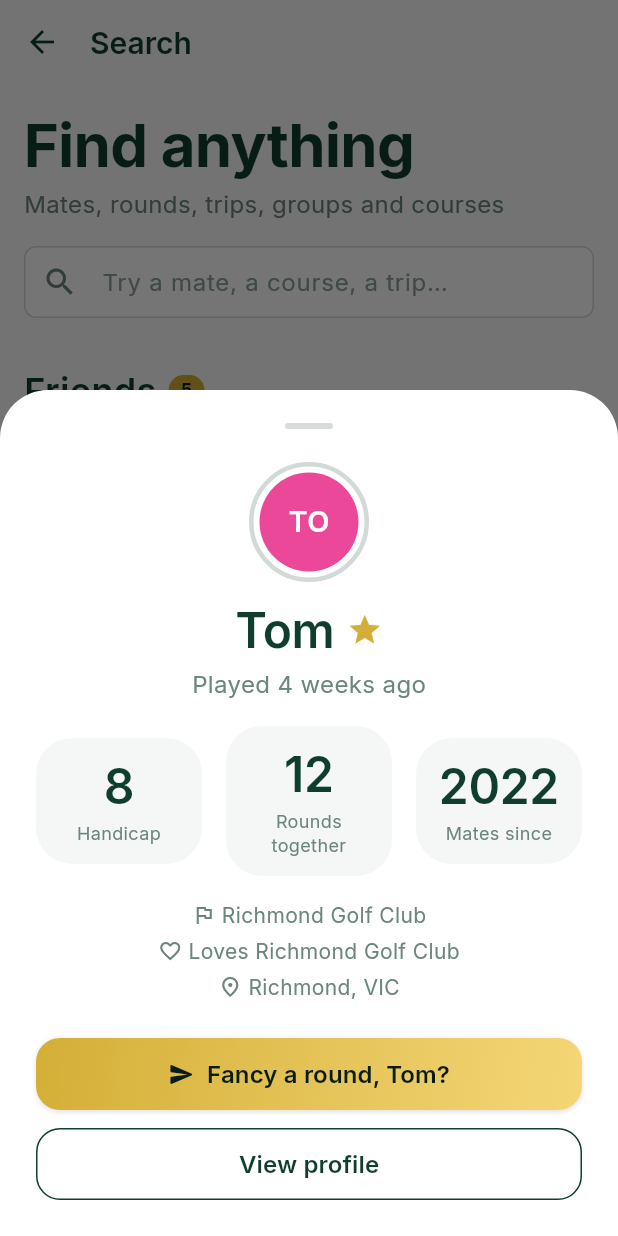
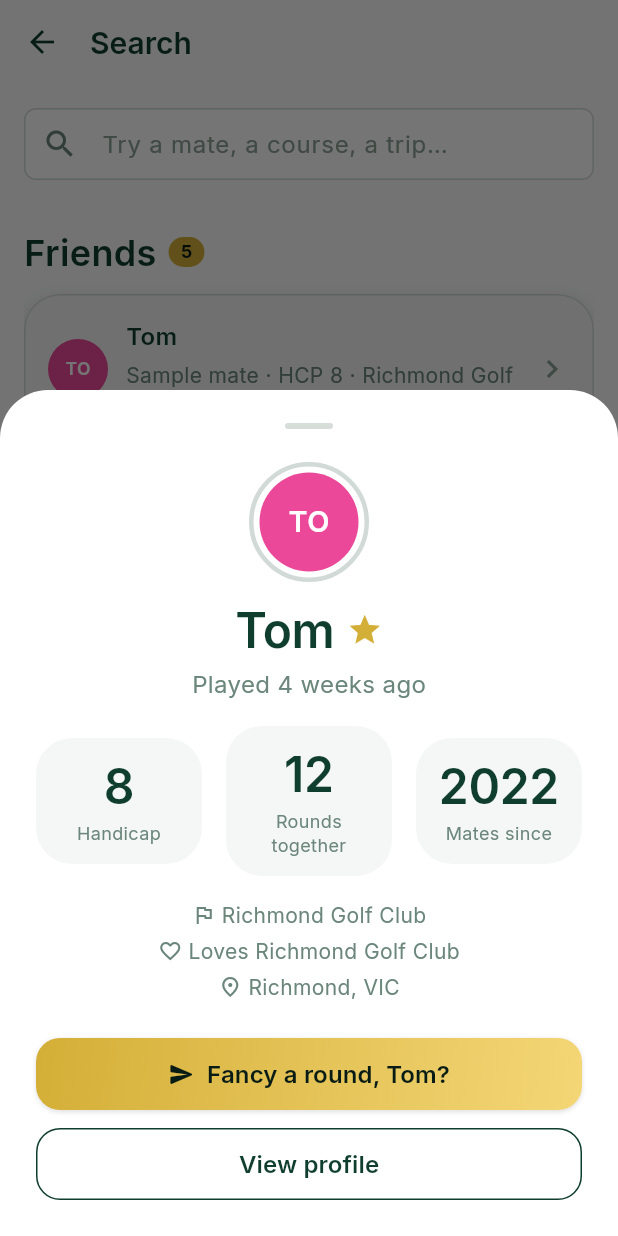
Before and after one commit to Tiamana03/Qaddy, a Flutter app: the SearchScreen screen opened by its route, after a tap on "TO", on a phone screen of 412 x 824 dp. Run offline on Flutter 3.47's test engine with Material 3 defaults, Android fonts, the phone set to English and light mode, and no system bars; our stand-ins replace flutter_riverpod, go_router, sentry_flutter, share_plus, shared_preferences, supabase_flutter; accounts and stored records are empty.

Commit message:
craft: quieter Profile, Statistics, Search and entrances
- Player card no longer repeats its own title as a subtitle.
- Form chart bars are capped so a single round is a bar, not a slab.
- Search opens focused, drops the headline that repeated the app bar, and says
  the result count only while searching.
- Entrance animation is 250 ms with a 50 ms stagger (was 400 ms with 70 ms).
- Craft rules written into shared-ui-patterns.

Co-Authored-By: Claude Sonnet 5.5 <noreply@anthropic.com>

```diff
--- a/lib/core/widgets/actions/qaddy_quick_actions.dart
+++ b/lib/core/widgets/actions/qaddy_quick_actions.dart
@@ -54,7 +54,7 @@ class QaddyQuickActions extends StatelessWidget {
             Expanded(
               child: QaddyFadeSlideIn(
                 offset: 10,
-                delay: staggerDelay(index, stepMs: 50),
+                delay: staggerDelay(index),
                 child: _ActionTile(action: action),
               ),
             ),
--- a/lib/core/widgets/forms/qaddy_search_field.dart
+++ b/lib/core/widgets/forms/qaddy_search_field.dart
@@ -18,6 +18,7 @@ class QaddySearchField extends StatelessWidget {
     this.hintText = 'Search…',
     this.enabled = true,
     this.onChanged,
+    this.autofocus = false,
     super.key,
   });
 
@@ -33,6 +34,9 @@ class QaddySearchField extends StatelessWidget {
   /// Called on every text change.
   final ValueChanged<String>? onChanged;
 
+  /// Whether the field takes focus (and opens the keyboard) when it appears.
+  final bool autofocus;
+
   @override
   Widget build(BuildContext context) {
     final theme = Theme.of(context);
@@ -46,6 +50,8 @@ class QaddySearchField extends StatelessWidget {
     return TextField(
       controller: controller,
       enabled: enabled,
+      autofocus: autofocus,
+      textInputAction: TextInputAction.search,
       onChanged: onChanged,
       style: typography.body.copyWith(
         color: enabled ? colours.textPrimary : colours.disabledForeground,
--- a/lib/core/widgets/motion/qaddy_fade_slide_in.dart
+++ b/lib/core/widgets/motion/qaddy_fade_slide_in.dart
@@ -10,7 +10,7 @@ import 'package:qaddy/core/theme/qaddy_animations.dart';
 
 /// The delay for the [index]th item of a staggered group. Capped so a long
 /// list never makes the last item wait noticeably.
-Duration staggerDelay(int index, {int stepMs = 70, int maxSteps = 6}) =>
+Duration staggerDelay(int index, {int stepMs = 50, int maxSteps = 5}) =>
     Duration(milliseconds: stepMs * (index < maxSteps ? index : maxSteps));
 
 /// Fades and slides [child] in once, when it first appears.
@@ -37,7 +37,7 @@ class QaddyFadeSlideIn extends StatelessWidget {
       return child;
     }
     final motion = Theme.of(context).extension<QaddyMotion>()!;
-    final total = delay + motion.slow;
+    final total = delay + motion.normal;
     // The wait is the first part of one animation (rather than a timer), so
     // nothing is left pending if the widget is removed early.
     final waitFraction = total.inMilliseconds == 0
--- a/lib/features/community/ui/widgets/squad_strip.dart
+++ b/lib/features/community/ui/widgets/squad_strip.dart
@@ -53,7 +53,7 @@ class SquadStrip extends StatelessWidget {
           final friend = friends[index];
           return QaddyFadeSlideIn(
             offset: 8,
-            delay: staggerDelay(index, stepMs: 50),
+            delay: staggerDelay(index),
             child: _SquadMember(
               friend: friend,
               active: playedRecently(friend, now),
--- a/lib/features/search/ui/screens/search_screen.dart
+++ b/lib/features/search/ui/screens/search_screen.dart
@@ -86,25 +86,26 @@ class _SearchScreenState extends ConsumerState<SearchScreen> {
           crossAxisAlignment: CrossAxisAlignment.start,
           children: <Widget>[
             SizedBox(height: spacing.lg),
-            Text(
-              'Find anything',
-              style: typography.h1.copyWith(color: colours.textPrimary),
-            ),
-            SizedBox(height: spacing.xs),
-            AnimatedSwitcher(
-              duration: QaddyMotion.standard.fast,
-              child: Text(
-                summary,
-                key: ValueKey<String>(summary),
-                style: typography.body.copyWith(color: colours.textSecondary),
-              ),
-            ),
-            SizedBox(height: spacing.lg),
             QaddySearchField(
+              autofocus: true,
               controller: _controller,
               hintText: 'Try a mate, a course, a trip…',
               onChanged: (value) => setState(() => _query = value),
             ),
+            // Said once there is something to say: the field is the headline.
+            if (query.isNotEmpty) ...<Widget>[
+              SizedBox(height: spacing.md),
+              AnimatedSwitcher(
+                duration: QaddyMotion.standard.fast,
+                child: Text(
+                  summary,
+                  key: ValueKey<String>(summary),
+                  style: typography.small.copyWith(
+                    color: colours.textSecondary,
+                  ),
+                ),
+              ),
+            ],
             SizedBox(height: spacing.sectionGap),
             if (results.isEmpty)
               QaddyEmptyState(
```
Also changed, not shown: lib/features/profile/ui/widgets/player_card.dart (+10 -6 lines), lib/features/statistics/ui/widgets/form_chart.dart (+7 -1 lines), 3 other files.
